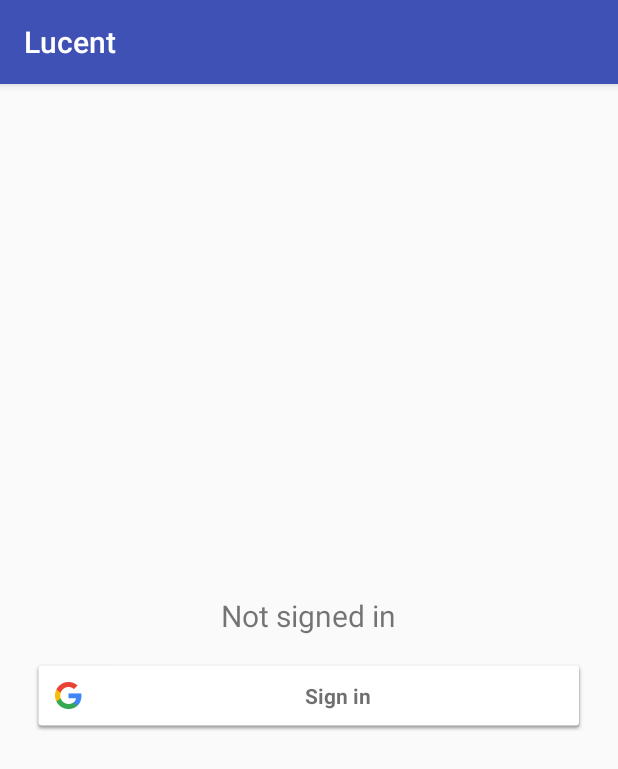
After one commit to jacoblubecki/Lucent-HackTX, an Android app: the SettingsActivity screen opened directly, with no data from a screen before it, on a phone screen of 412 x 824 dp. The commit adds this screen. Shown: the top 769 px of the screen. Run offline under Robolectric (Android 15) with nearby library versions, the phone set to English and light mode, and no system bars; our stand-ins replace ButterKnife, Firebase (no records; nobody signed in at launch, a user with empty details on screens opened directly).

Commit message:
Google/Firebase Authentication in settings

```diff
--- a/app/src/main/AndroidManifest.xml
+++ b/app/src/main/AndroidManifest.xml
@@ -1,6 +1,8 @@
 <?xml version="1.0" encoding="utf-8"?>
 <manifest xmlns:android="http://schemas.android.com/apk/res/android"
     package="com.jlubecki.lucent">
+
+    <uses-permission android:name="android.permission.INTERNET" />
 
     <application
         android:allowBackup="true"
@@ -15,6 +17,7 @@
                 <category android:name="android.intent.category.LAUNCHER" />
             </intent-filter>
         </activity>
+        <activity android:name=".ui.activities.SettingsActivity"></activity>
     </application>
 
 </manifest>
--- /dev/null
+++ b/app/src/main/java/com/jlubecki/lucent/ui/activities/SettingsActivity.java
@@ -0,0 +1,165 @@
+package com.jlubecki.lucent.ui.activities;
+
+import android.content.Intent;
+import android.os.Bundle;
+import android.support.annotation.NonNull;
+import android.support.v7.app.AppCompatActivity;
+import android.view.View;
+import android.widget.Button;
+import android.widget.TextView;
+import android.widget.Toast;
+
+import com.google.android.gms.auth.api.Auth;
+import com.google.android.gms.auth.api.signin.GoogleSignInAccount;
+import com.google.android.gms.auth.api.signin.GoogleSignInOptions;
+import com.google.android.gms.auth.api.signin.GoogleSignInResult;
+import com.google.android.gms.common.ConnectionResult;
+import com.google.android.gms.common.SignInButton;
+import com.google.android.gms.common.api.GoogleApiClient;
+import com.google.android.gms.common.api.ResultCallback;
+import com.google.android.gms.common.api.Status;
+import com.google.android.gms.tasks.OnCompleteListener;
+import com.google.android.gms.tasks.Task;
+import com.google.firebase.auth.AuthCredential;
+import com.google.firebase.auth.AuthResult;
+import com.google.firebase.auth.FirebaseAuth;
+import com.google.firebase.auth.FirebaseUser;
+import com.google.firebase.auth.GoogleAuthProvider;
+import com.jlubecki.lucent.R;
+
+import butterknife.BindView;
+import butterknife.ButterKnife;
+
+public class SettingsActivity extends AppCompatActivity implements GoogleApiClient.OnConnectionFailedListener {
+    private GoogleApiClient mGoogleApiClient;
+    private static final int RC_SIGN_IN = 9001;
+    private FirebaseAuth mAuth;
+
+    private FirebaseAuth.AuthStateListener mAuthListener;
+
+    @BindView(R.id.email_text_view) TextView mEmailTextView;
+    @BindView(R.id.name_text_view) TextView mNameTextView;
+    @BindView(R.id.sign_in_button) SignInButton signInButton;
+    @BindView(R.id.sign_out_button) Button signOutButton;
+
+    @Override
+    protected void onCreate(Bundle savedInstanceState) {
+        super.onCreate(savedInstanceState);
+        setContentView(R.layout.activity_settings);
+
+        ButterKnife.bind(this);
+
+        GoogleSignInOptions gso = new GoogleSignInOptions.Builder(GoogleSignInOptions.DEFAULT_SIGN_IN)
+                .requestEmail()
+                .requestIdToken(getString(R.string.server_client_id))
+                .build();
+
+        mGoogleApiClient = new GoogleApiClient.Builder(this)
+                .enableAutoManage(this, this)
+                .addApi(Auth.GOOGLE_SIGN_IN_API, gso)
+                .build();
+        mAuth = FirebaseAuth.getInstance();
+
+        mAuthListener = new FirebaseAuth.AuthStateListener() {
+            @Override
+            public void onAuthStateChanged(@NonNull FirebaseAuth firebaseAuth) {
+                FirebaseUser user = firebaseAuth.getCurrentUser();
+                if(user!=null){
+                    updateUI(user);
+                }
+                else{
+                    updateUI(null);
+                }
+            }
+        };
+
+        signInButton.setOnClickListener(new View.OnClickListener() {
+            @Override
+            public void onClick(View view) {
+                signIn();
+            }
+        });
+
+        signOutButton.setOnClickListener(new View.OnClickListener() {
+            @Override
+            public void onClick(View view) {
+                mAuth.signOut();
+                Auth.GoogleSignInApi.signOut(mGoogleApiClient).setResultCallback(
+                        new ResultCallback<Status>() {
+                            @Override
+                            public void onResult(@NonNull Status status) {
+                                updateUI(null);
+                            }
+                        });
+            }
+        });
+    }
+
+    public void onStart(){
+        super.onStart();
+        mAuth.addAuthStateListener(mAuthListener);
+    }
+
+    public void onStop(){
+        super.onStop();
+        if(mAuthListener!=null)
+            mAuth.removeAuthStateListener(mAuthListener);
+    }
+
+    private void signIn(){
+        Intent signInIntent = Auth.GoogleSignInApi.getSignInIntent(mGoogleApiClient);
+        startActivityForResult(signInIntent, RC_SIGN_IN);
+    }
+
+    @Override
+    public void onActivityResult(int requestCode, int resultCode, Intent data) {
+        super.onActivityResult(requestCode, resultCode, data);
+
+        if(requestCode== RC_SIGN_IN) {
+            GoogleSignInResult result = Auth.GoogleSignInApi.getSignInResultFromIntent(data);
+            if(result.isSuccess()){
+                GoogleSignInAccount account = result.getSignInAccount();
+                firebaseAuthWithGoogle(account);
+            }
+            else{
+                updateUI(null);
+            }
+        }
+    }
+
+    private void firebaseAuthWithGoogle(GoogleSignInAccount acct){
+        AuthCredential credential = GoogleAuthProvider.getCredential(acct.getIdToken(), null);
+        mAuth.signInWithCredential(credential)
+                .addOnCompleteListener(this, new OnCompleteListener<AuthResult>() {
+                    @Override
+                    public void onComplete(@NonNull Task<AuthResult> task) {
+                        if(!task.isSuccessful()){
+                            Toast.makeText(SettingsActivity.this, "Error signing in", Toast.LENGTH_SHORT).show();
+                        }
+                    }
+                });
+    }
+
+    private void updateUI(FirebaseUser user){
+        if(user!=null){
+            mEmailTextView.setVisibility(View.VISIBLE);
+            mNameTextView.setText(getString(R.string.signed_in, user.getDisplayName()));
+            mEmailTextView.setText(getString(R.string.signed_email, user.getEmail()));
+
+            findViewById(R.id.sign_out_button).setVisibility(View.VISIBLE);
+            findViewById(R.id.sign_in_button).setVisibility(View.GONE);
+        }
+        else{
+            mNameTextView.setText(getString(R.string.signed_out));
+            mEmailTextView.setVisibility(View.GONE);
+
+            findViewById(R.id.sign_out_button).setVisibility(View.GONE);
+            findViewById(R.id.sign_in_button).setVisibility(View.VISIBLE);
+        }
+    }
+
+    @Override
+    public void onConnectionFailed(@NonNull ConnectionResult connectionResult) {
+        updateUI(null);
+    }
+}
--- /dev/null
+++ b/app/src/main/res/layout/activity_settings.xml
@@ -0,0 +1,45 @@
+<?xml version="1.0" encoding="utf-8"?>
+<LinearLayout xmlns:android="http://schemas.android.com/apk/res/android"
+    xmlns:tools="http://schemas.android.com/tools"
+    android:id="@+id/activity_settings"
+    android:layout_width="match_parent"
+    android:layout_height="match_parent"
+    android:paddingBottom="@dimen/activity_vertical_margin"
+    android:paddingLeft="@dimen/activity_horizontal_margin"
+    android:paddingRight="@dimen/activity_horizontal_margin"
+    android:paddingTop="@dimen/activity_vertical_margin"
+    android:gravity="center"
+    android:orientation="vertical"
+    tools:context="com.jlubecki.lucent.ui.activities.SettingsActivity">
+
+    <TextView
+        android:layout_width="wrap_content"
+        android:layout_height="wrap_content"
+        android:text="@string/signed_in"
+        android:textSize="20sp"
+        android:id="@+id/name_text_view"
+        android:layout_margin="10dp"/>
+    <TextView
+        android:layout_width="wrap_content"
+        android:layout_height="wrap_content"
+        android:id="@+id/email_text_view"
+        android:textSize="20sp"
+        android:textStyle="bold"
+        android:layout_margin="10dp"/>
+
+    <com.google.android.gms.common.SignInButton
+        android:id="@+id/sign_in_button"
+        android:layout_width="match_parent"
+        android:layout_margin="5dp"
+        android:layout_height="wrap_content" />
+
+    <Button
+        android:layout_width="match_parent"
+        android:layout_height="wrap_content"
+        android:layout_margin="5dp"
+        android:id="@+id/sign_out_button"
+        android:visibility="gone"
+        android:text="@string/sign_out"
+        />
+
+</LinearLayout>
--- a/app/src/main/res/values/strings.xml
+++ b/app/src/main/res/values/strings.xml
@@ -1,3 +1,13 @@
 <resources>
     <string name="app_name">Lucent</string>
+    <string name="settings">Settings</string>
+    <string name="sign_out">Sign Out</string>
+
+    <!-- Server Client ID -->
+    <string name="server_client_id">1040158713632-d6hreagqlaptfb105ahnofl5ck0s92d4.apps.googleusercontent.com</string>
+
+    <string name="signed_in">Signed in as %s</string>
+    <string name="signed_email">Email: %s</string>
+    <string name="signed_out">Not signed in</string>
+
 </resources>
--- a/build.gradle
+++ b/build.gradle
@@ -7,6 +7,7 @@ buildscript {
     dependencies {
         classpath 'com.android.tools.build:gradle:2.2.2'
         classpath 'com.neenbedankt.gradle.plugins:android-apt:1.8'
+        classpath 'com.google.gms:google-services:3.0.0'
     }
 }
 
```
Also changed, not shown: app/build.gradle (+8 -0 lines), app/src/main/java/com/jlubecki/lucent/ui/activities/MainActivity.java (+22 -1 lines), app/src/main/res/menu/menu.xml (added, +11 -0 lines).
